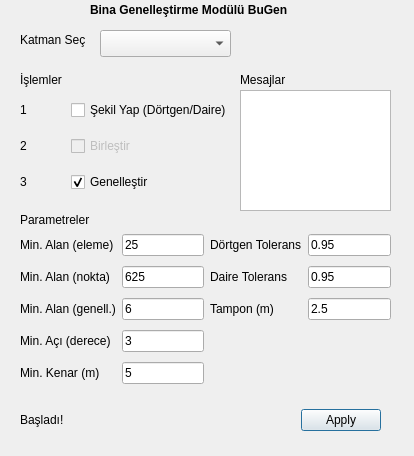
First picture: the form in main.ui, repository iobildirici/bugen, before the edit.
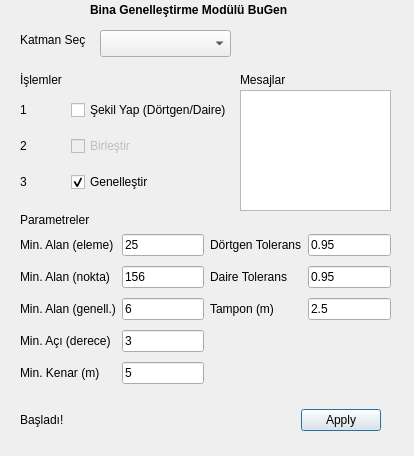
Second picture: the form after the edit.

```diff
--- a/main.ui
+++ b/main.ui
@@ -178,7 +178,7 @@
        <string>Hedef ölçekte nokta geometrisine dönüşecek alanlar (m2)</string>
       </property>
       <property name="text">
-       <string>625</string>
+       <string>156</string>
       </property>
      </widget>
     </item>
```
